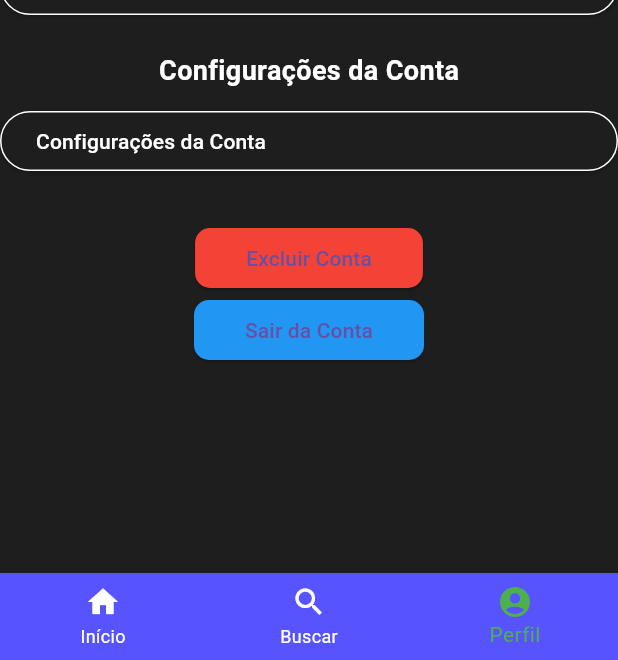
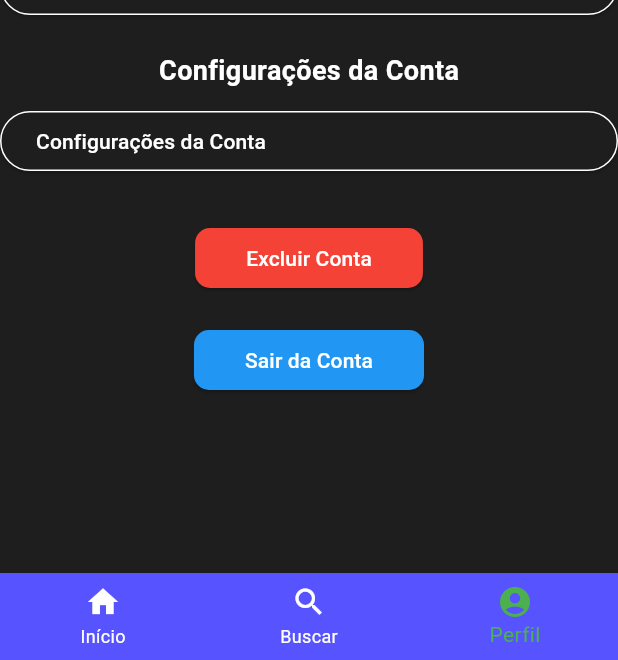
Before and after one commit to vmila1/DSI-grupo4, a Flutter app: the TelaPerfil screen opened by its route, on a phone screen of 412 x 824 dp, the part 576-1236 px from its top. Run offline on Flutter 3.47's test engine with Material 3 defaults, Android fonts, the phone set to English and light mode, and no system bars; our stand-ins replace cloud_firestore, firebase_auth, firebase_core; accounts and stored records are empty; generated files the repository leaves out were written again; network calls fail; Roboto replaces fonts that are missing (Script).

Commit message:
alterações de design

```diff
--- a/recomendaqs/lib/telas/tela_perfil.dart
+++ b/recomendaqs/lib/telas/tela_perfil.dart
@@ -273,10 +273,14 @@ class _TelaPerfilState extends State<TelaPerfil> {
                     ),
                     child: const Padding(
                       padding: EdgeInsets.all(10.0),
-                      child: Text('Excluir Conta'),
+                      child: Text(
+                        'Excluir Conta',
+                        style: TextStyle(
+                            color: Colors.white), // Mudança da cor do texto
+                      ),
                     ),
                   ),
-
+                  const SizedBox(height: 20), // Espaço entre os botões
                   // Botão Sair da Conta
                   ElevatedButton(
                     onPressed: () {
@@ -290,7 +294,11 @@ class _TelaPerfilState extends State<TelaPerfil> {
                     ),
                     child: const Padding(
                       padding: EdgeInsets.all(10.0),
-                      child: Text('Sair da Conta'),
+                      child: Text(
+                        'Sair da Conta',
+                        style: TextStyle(
+                            color: Colors.white), // Mudança da cor do texto
+                      ),
                     ),
                   ),
                 ],
```
Also changed, not shown: recomendaqs/lib/telas/tela_cadastro.dart (+39 -10 lines), recomendaqs/lib/telas/tela_login.dart (+5 -2 lines).
